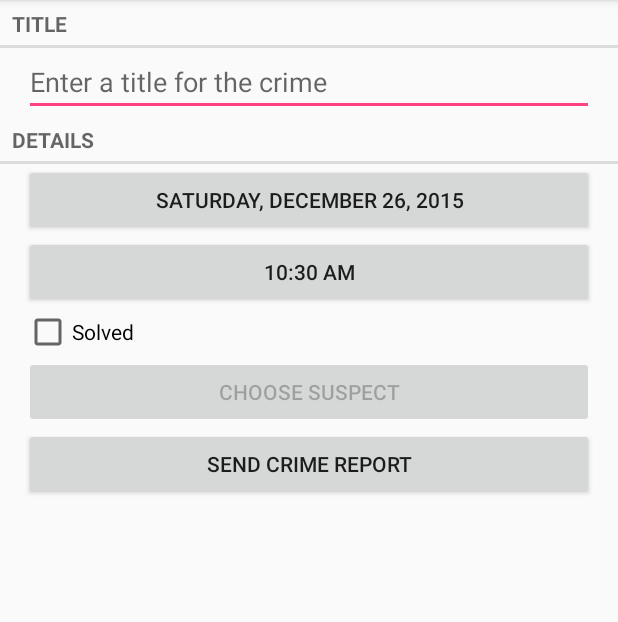
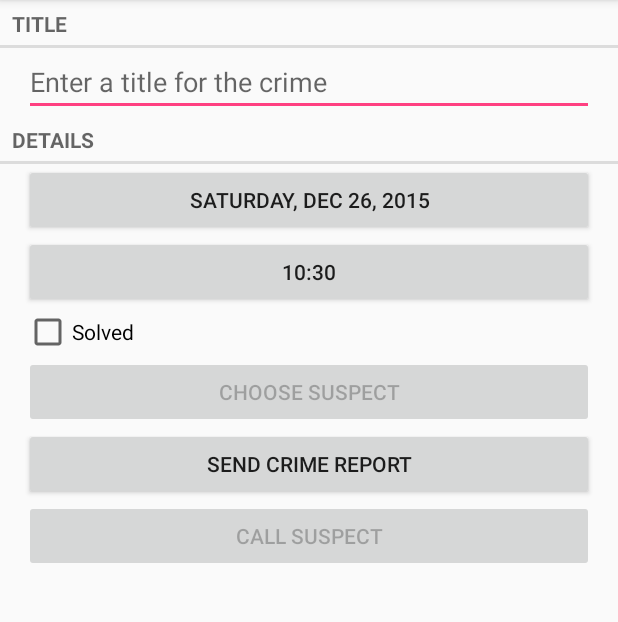
Before and after one commit to zcelaloglu/CriminalIntent, an Android app: the CrimeFragment screen opened directly, with no data from a screen before it, after a tap on "SEND CRIME REPORT", on a phone screen of 412 x 824 dp, the part 84-706 px from its top. Run offline under Robolectric (Android 15) with nearby library versions, the phone set to English and light mode, and no system bars.

Commit message:
Creating Suspect Title bug has been solved

```diff
--- a/app/src/main/AndroidManifest.xml
+++ b/app/src/main/AndroidManifest.xml
@@ -2,6 +2,8 @@
 <manifest package="com.bignerdranch.android.criminalintent"
           xmlns:android="http://schemas.android.com/apk/res/android">
 
+    <uses-permission android:name="android.permission.READ_CONTACTS"/>
+    <uses-permission android:name="android.permission.WRITE_CONTACTS"/>
     <application
         android:allowBackup="true"
         android:icon="@mipmap/ic_launcher"
--- a/app/src/main/java/com/bignerdranch/android/criminalintent/Crime.java
+++ b/app/src/main/java/com/bignerdranch/android/criminalintent/Crime.java
@@ -1,6 +1,8 @@
 package com.bignerdranch.android.criminalintent;
 
+import java.text.SimpleDateFormat;
 import java.util.Date;
+import java.util.Locale;
 import java.util.UUID;
 
 /**
@@ -13,6 +15,15 @@ public class Crime {
     private Date mDate;
     private boolean mSolved;
     private String mSuspect;
+    private long mContactId;
+
+    public long getContactId() {
+        return mContactId;
+    }
+
+    public void setContactId(long contactId) {
+        mContactId = contactId;
+    }
 
     public void setId(UUID id) {
         mId = id;
@@ -61,4 +72,16 @@ public class Crime {
     public void setTitle(String title) {
         mTitle = title;
     }
+
+    public String getFormattedDate() {
+        String format = "EEEE, MMM d, yyyy";
+        SimpleDateFormat simpleDateFormat = new SimpleDateFormat(format, Locale.US);
+        return simpleDateFormat.format(mDate);
+    }
+
+    public String getFormattedTime() {
+        String format = "HH:mm";
+        SimpleDateFormat sdf = new SimpleDateFormat(format, Locale.US);
+        return sdf.format(mDate);
+    }
 }
--- a/app/src/main/java/com/bignerdranch/android/criminalintent/CrimeFragment.java
+++ b/app/src/main/java/com/bignerdranch/android/criminalintent/CrimeFragment.java
@@ -12,7 +12,6 @@ import android.support.v4.app.FragmentManager;
 import android.support.v4.app.ShareCompat;
 import android.text.Editable;
 import android.text.TextWatcher;
-import android.text.format.DateFormat;
 import android.view.LayoutInflater;
 import android.view.Menu;
 import android.view.MenuInflater;
@@ -25,7 +24,9 @@ import android.widget.CompoundButton;
 import android.widget.EditText;
 import android.widget.Toast;
 
+import java.text.SimpleDateFormat;
 import java.util.Date;
+import java.util.Locale;
 import java.util.UUID;
 
 /**
@@ -35,7 +36,7 @@ public class CrimeFragment extends Fragment {
 
     private static final String ARG_CRIME_ID = "crime_id";
     private static final String DIALOG_DATE = "DialogDate";
-    private static final String DIALOG_TIME = "DialogDate";
+    private static final String DIALOG_TIME = "DialogTime";
 
     private static final int REQUEST_DATE = 0;
     private static final int REQUEST_TIME = 1;
@@ -49,6 +50,7 @@ public class CrimeFragment extends Fragment {
     private CheckBox mSolvedCheckBox;
     private Button mReportButton;
     private Button mSuspectButton;
+    private Button mCallSuspectButton;
 
     public static CrimeFragment newInstance(UUID crimeId) {
         Bundle args = new Bundle();
@@ -161,12 +163,43 @@ public class CrimeFragment extends Fragment {
             }
         });
 
-        if(mCrime.getSuspect() != null) {
-            mSuspectButton.setText(mCrime.getSuspect());
-        }
         PackageManager packageManager = getActivity().getPackageManager();
         if(packageManager.resolveActivity(pickContact, PackageManager.MATCH_DEFAULT_ONLY) == null) {
             mSuspectButton.setEnabled(false);
+        }
+
+        mCallSuspectButton = (Button) v.findViewById(R.id.call_suspect);
+                mCallSuspectButton.setOnClickListener(new View.OnClickListener() {
+                    @Override
+                    public void onClick(View v) {
+                        Uri contectUri = ContactsContract.CommonDataKinds.Phone.CONTENT_URI;
+                        String selectClause = ContactsContract.CommonDataKinds.Phone._ID + " = ?";
+
+                        String[] fields = {ContactsContract.CommonDataKinds.Phone.NUMBER};
+                        String[] selectParams = {Long.toString(mCrime.getContactId())};
+
+                        Cursor cursor = getActivity().getContentResolver().query(contectUri, fields, selectClause, selectParams, null);
+
+                        if(cursor != null && cursor.getCount() > 0) {
+
+                            try {
+                                cursor.moveToFirst();
+                                String number = cursor.getString(0);
+                                Uri phoneNumber  = Uri.parse("tel:" + number);
+                                Intent intent = new Intent(Intent.ACTION_DIAL, phoneNumber);
+                                mCallSuspectButton.setText(String.valueOf(phoneNumber));
+                                startActivity(intent);
+                            }finally {
+                                cursor.close();
+                            }
+                        }
+                    }
+                });
+
+        if(mCrime.getSuspect() != null) {
+            mSuspectButton.setText(mCrime.getSuspect());
+        }else {
+            mCallSuspectButton.setEnabled(false);
         }
         return v;
     }
@@ -176,12 +209,10 @@ public class CrimeFragment extends Fragment {
         if (resultCode != Activity.RESULT_OK)
             return;
 
-        Date date = (Date) data.getSerializableExtra(DatePickerFragment.EXTRA_DATE);
-        mCrime.setDate(date);
-
         if(requestCode == REQUEST_DATE) {
+            Date date = (Date) data.getSerializableExtra(DatePickerFragment.EXTRA_DATE);
+            mCrime.setDate(date);
             updateDate();
-        } else if(requestCode == REQUEST_TIME) {
             updateTime();
         } else if(requestCode == REQUEST_CONTACT && data != null) {
 
@@ -189,7 +220,8 @@ public class CrimeFragment extends Fragment {
 
             //specify which fields you want your query to return values for
             String[] queryFields = new String[] {
-                    ContactsContract.Contacts.DISPLAY_NAME
+                    ContactsContract.Contacts.DISPLAY_NAME,
+                    ContactsContract.Contacts._ID
             };
             //Perform your query - the contactUri is like a "where" clause here
             Cursor c = null;
@@ -200,32 +232,32 @@ public class CrimeFragment extends Fragment {
                 if(c.getCount() == 0) {
                     return;
                 }
-                //Pull out the first column of the first wor of data that is your sespect's name.
+                //Pull out the first column of the first row of data that is your suspect's name.
                 c.moveToFirst();
                 String suspect = c.getString(0);
+                long contactId = c.getLong(1);
+
                 mCrime.setSuspect(suspect);
+                mCrime.setContactId(contactId);
                 mSuspectButton.setText(suspect);
+
             }finally {
                 c.close();
             }
         }
     }
     private void updateDate() {
-        mDateButton.setText(DateFormat.format("EEEE, MMMM d, yyyyy", mCrime.getDate()));
+        mDateButton.setText(mCrime.getFormattedDate());
     }
     private void updateTime() {
-        mTimeButton.setText(DateFormat.format("h:mm a", mCrime.getDate()));
+        mTimeButton.setText(mCrime.getFormattedTime());
     }
 
     private String getCrimeReport() {
-        String solvedString = null;
-        if(mCrime.isSolved()) {
-            solvedString = getString(R.string.crime_report_solved);
-        } else {
-            solvedString = getString(R.string.crime_report_unsolved);
-        }
+        String solvedString = mCrime.isSolved() ? getString(R.string.crime_report_solved) : getString(R.string.crime_report_unsolved);
+
         String dateFormat = "EEE, MMM dd";
-        String dateString = DateFormat.format(dateFormat, mCrime.getDate()).toString();
+        String dateString = new SimpleDateFormat(dateFormat, Locale.US).format(mCrime.getDate());
 
         String suspect = mCrime.getSuspect();
         if(suspect == null) {
@@ -247,13 +279,14 @@ public class CrimeFragment extends Fragment {
     public boolean onOptionsItemSelected(MenuItem item) {
         switch (item.getItemId()) {
             case R.id.menu_item_delete_crime:
-                CrimeLab.get(getActivity()).deleteCrime(mCrime);
-                Toast.makeText(getActivity(), mCrime.getTitle() + " deleted Successfully", Toast.LENGTH_SHORT).show();
-                getActivity().finish();
+                if(mCrime != null) {
+                    CrimeLab.get(getActivity()).deleteCrime(mCrime);
+                    Toast.makeText(getActivity(), mCrime.getTitle() + " deleted Successfully", Toast.LENGTH_SHORT).show();
+                    getActivity().finish();
+                }
                 return true;
             default:
-                super.onOptionsItemSelected(item);
-                return true;
+                return super.onOptionsItemSelected(item);
         }
     }
 }
--- a/app/src/main/java/com/bignerdranch/android/criminalintent/CrimeLab.java
+++ b/app/src/main/java/com/bignerdranch/android/criminalintent/CrimeLab.java
@@ -91,7 +91,10 @@ public class CrimeLab {
         values.put(CrimeDbSchema.Cols.TITLE, crime.getTitle());
         values.put(CrimeDbSchema.Cols.DATE, crime.getDate().getTime());
         values.put(CrimeDbSchema.Cols.SOLVED, crime.isSolved() ? 1 : 0);
-        values.put(CrimeDbSchema.Cols.SUSPECT, crime.getSuspect());
+
+        if(crime.getSuspect() != null) {
+            values.put(CrimeDbSchema.Cols.SUSPECT, crime.getSuspect());
+        }
 
         return values;
     }
--- a/app/src/main/java/com/bignerdranch/android/criminalintent/CrimePagerActivity.java
+++ b/app/src/main/java/com/bignerdranch/android/criminalintent/CrimePagerActivity.java
@@ -33,12 +33,14 @@ public class CrimePagerActivity extends AppCompatActivity {
     protected void onCreate(@Nullable Bundle savedInstanceState) {
         super.onCreate(savedInstanceState);
         setContentView(R.layout.activity_crime_pager);
+
+        UUID crimeId = (UUID) getIntent().getSerializableExtra(EXTRA_CRIME_ID);
+
         mViewPager = (ViewPager)findViewById(R.id.activity_crime_pager_view_pager);
         mCrimes = CrimeLab.get(this).getCrimes();
 
-        UUID crimeId = (UUID) getIntent().getSerializableExtra(EXTRA_CRIME_ID);
+        FragmentManager fragmentManager = getSupportFragmentManager();
 
-        FragmentManager fragmentManager = getSupportFragmentManager();
         mViewPager.setAdapter(new FragmentStatePagerAdapter(fragmentManager) {
             @Override
             public Fragment getItem(int position) {
--- a/app/src/main/java/com/bignerdranch/android/criminalintent/database/CrimeBaseHelper.java
+++ b/app/src/main/java/com/bignerdranch/android/criminalintent/database/CrimeBaseHelper.java
@@ -26,7 +26,8 @@ public class CrimeBaseHelper extends SQLiteOpenHelper{
                 + CrimeDbSchema.Cols.TITLE + ", "
                 + CrimeDbSchema.Cols.DATE + ", "
                 + CrimeDbSchema.Cols.SOLVED + ", "
-                + CrimeDbSchema.Cols.SUSPECT + ")"
+                + CrimeDbSchema.Cols.SUSPECT + ", "
+                + CrimeDbSchema.Cols.CONTACT_ID + ")"
                 );
     }
 
--- a/app/src/main/java/com/bignerdranch/android/criminalintent/database/CrimeCursorWrapper.java
+++ b/app/src/main/java/com/bignerdranch/android/criminalintent/database/CrimeCursorWrapper.java
@@ -23,12 +23,14 @@ public class CrimeCursorWrapper extends CursorWrapper {
         long date = getLong(getColumnIndex(CrimeDbSchema.Cols.DATE));
         int isSolved = getInt(getColumnIndex(CrimeDbSchema.Cols.SOLVED));
         String suspect = getString(getColumnIndex(CrimeDbSchema.Cols.SUSPECT));
+        long contactId = getLong(getColumnIndex(CrimeDbSchema.Cols.CONTACT_ID));
 
         Crime crime = new Crime(UUID.fromString(uuidString));
         crime.setTitle(title);
         crime.setDate(new Date(date));
         crime.setSolved(isSolved != 0);
         crime.setSuspect(suspect);
+        crime.setContactId(contactId);
 
         return crime;
     }
--- a/app/src/main/java/com/bignerdranch/android/criminalintent/database/CrimeDbSchema.java
+++ b/app/src/main/java/com/bignerdranch/android/criminalintent/database/CrimeDbSchema.java
@@ -13,5 +13,6 @@ public class CrimeDbSchema {
         public static final String DATE = "date";
         public static final String SOLVED = "solved";
         public static final String SUSPECT = "suspect";
+        public static final String CONTACT_ID = "contact_id";
     }
 }
--- a/app/src/main/res/layout-land/fragment_crime.xml
+++ b/app/src/main/res/layout-land/fragment_crime.xml
@@ -62,6 +62,14 @@
             android:layout_height="wrap_content"
             android:layout_weight="1"
             android:text="@string/send_crime_report"/>
+
+        <Button
+            android:id="@+id/call_suspect"
+            android:layout_width="wrap_content"
+            android:layout_height="wrap_content"
+            android:layout_weight="1"
+            android:text="@string/call_suspect"/>
+
     </LinearLayout>
 
     </LinearLayout>
--- a/app/src/main/res/layout/fragment_crime.xml
+++ b/app/src/main/res/layout/fragment_crime.xml
@@ -59,4 +59,12 @@
         android:layout_marginRight="16dp"
         android:text="@string/send_crime_report"/>
 
+    <Button
+        android:id="@+id/call_suspect"
+        android:layout_width="match_parent"
+        android:layout_height="wrap_content"
+        android:layout_marginLeft="16dp"
+        android:layout_marginRight="16dp"
+        android:text="@string/call_suspect"/>
+
 </LinearLayout>
--- a/app/src/main/res/values/strings.xml
+++ b/app/src/main/res/values/strings.xml
@@ -21,6 +21,7 @@
     <string name="crime_report_suspect">The suspect is %s.</string>
     <string name="crime_report_subject">CriminalIntent Crime Report</string>
     <string name="send_report">Send crime report via</string>
+    <string name="call_suspect">Call Suspect</string>
 
     <plurals name="subtitle_plural">
         <item quantity="one">%1$s crime</item>
--- a/build.gradle
+++ b/build.gradle
@@ -5,7 +5,7 @@ buildscript {
         jcenter()
     }
     dependencies {
-        classpath 'com.android.tools.build:gradle:2.0.0-alpha2'
+        classpath 'com.android.tools.build:gradle:2.0.0-alpha3'
 
         // NOTE: Do not place your application dependencies here; they belong
         // in the individual module build.gradle files
```
Also changed, not shown: app/src/main/java/com/bignerdranch/android/criminalintent/PickerDialogFragment.java (+5 -4 lines).
